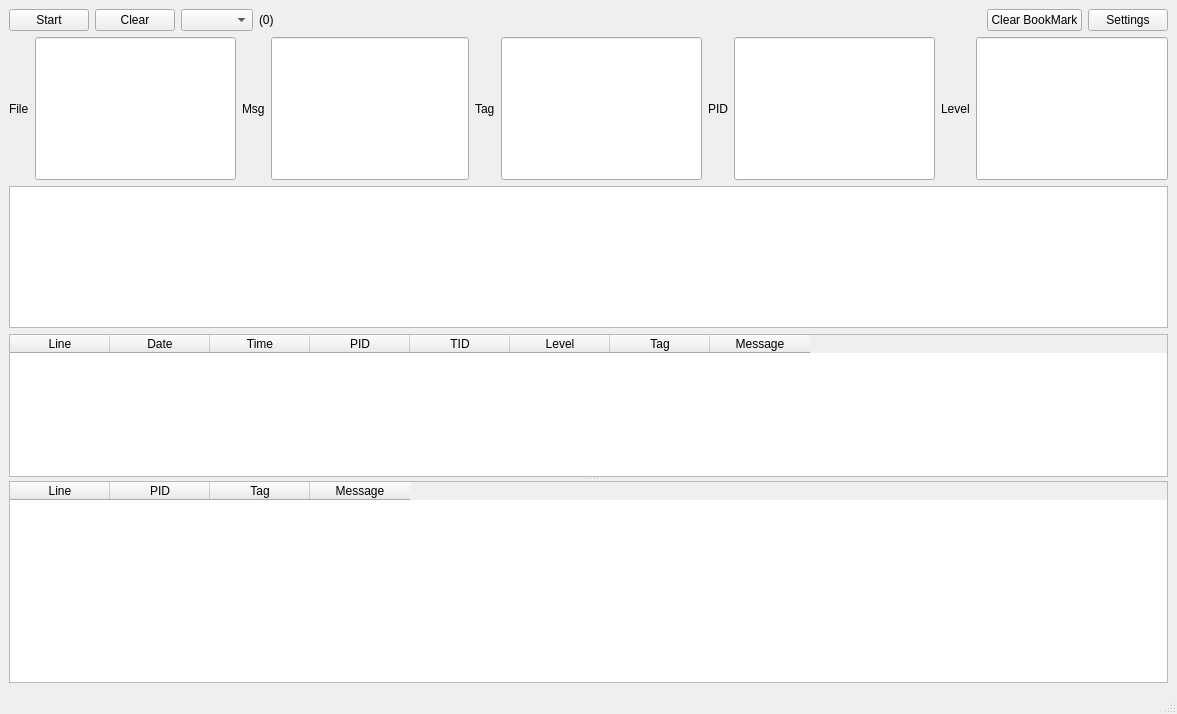
Above: mainwindow.ui from truongnguyen4/tool-log before the change. Below: the same form after it.
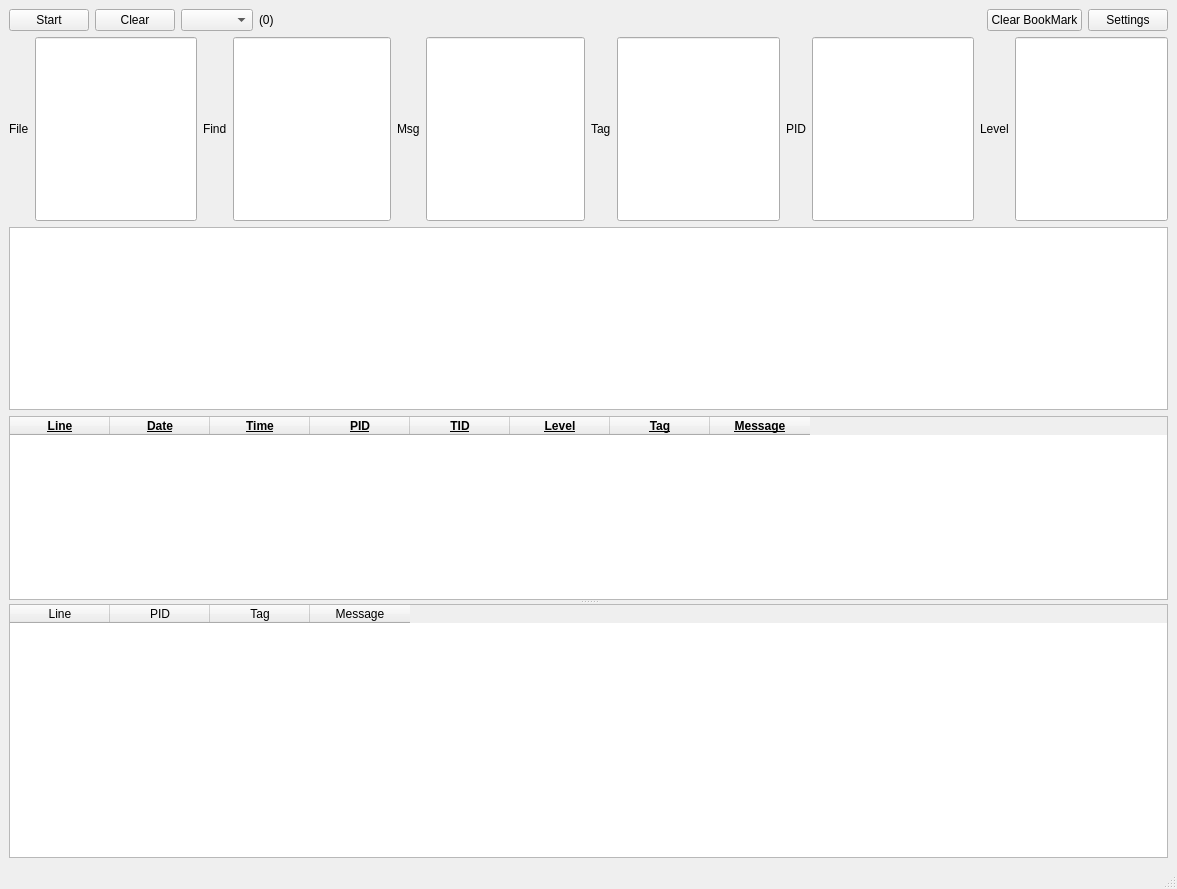
That is the form after the change.

What changed in the file:
```diff
--- a/mainwindow.ui
+++ b/mainwindow.ui
@@ -7,7 +7,7 @@
     <x>0</x>
     <y>0</y>
     <width>1177</width>
-    <height>714</height>
+    <height>889</height>
    </rect>
   </property>
   <property name="windowTitle">
@@ -127,6 +127,36 @@
             </item>
            </layout>
           </item>
+          <item>
+           <layout class="QHBoxLayout" name="horizontalLayout_6">
+            <item>
+             <widget class="QLabel" name="label_6">
+              <property name="focusPolicy">
+               <enum>Qt::FocusPolicy::NoFocus</enum>
+              </property>
+              <property name="text">
+               <string>Find</string>
+              </property>
+             </widget>
+            </item>
+            <item>
+             <widget class="QLineEdit" name="find">
+              <property name="enabled">
+               <bool>true</bool>
+              </property>
+              <property name="sizePolicy">
+               <sizepolicy hsizetype="Expanding" vsizetype="Expanding">
+                <horstretch>0</horstretch>
+                <verstretch>0</verstretch>
+               </sizepolicy>
+              </property>
+              <property name="focusPolicy">
+               <enum>Qt::FocusPolicy::StrongFocus</enum>
+              </property>
+             </widget>
+            </item>
+           </layout>
+          </item>
           <item>
            <layout class="QHBoxLayout" name="horizontalLayout_4">
             <item>
@@ -301,41 +331,90 @@
            <property name="text">
             <string>Line</string>
            </property>
+           <property name="font">
+            <font>
+             <bold>true</bold>
+             <underline>true</underline>
+            </font>
+           </property>
           </column>
           <column>
            <property name="text">
             <string>Date</string>
            </property>
+           <property name="font">
+            <font>
+             <bold>true</bold>
+             <underline>true</underline>
+            </font>
+           </property>
           </column>
           <column>
            <property name="text">
             <string>Time</string>
            </property>
+           <property name="font">
+            <font>
+             <bold>true</bold>
+             <underline>true</underline>
+            </font>
+           </property>
           </column>
           <column>
            <property name="text">
             <string>PID</string>
            </property>
+           <property name="font">
+            <font>
+             <bold>true</bold>
+             <underline>true</underline>
+            </font>
+           </property>
           </column>
           <column>
            <property name="text">
             <string>TID</string>
            </property>
+           <property name="font">
+            <font>
+             <bold>true</bold>
+             <underline>true</underline>
+            </font>
+           </property>
           </column>
           <column>
            <property name="text">
             <string>Level</string>
            </property>
+           <property name="font">
+            <font>
+             <bold>true</bold>
+             <underline>true</underline>
+            </font>
+           </property>
           </column>
           <column>
            <property name="text">
             <string>Tag</string>
            </property>
+           <property name="font">
+            <font>
+             <bold>true</bold>
+             <underline>true</underline>
+             <strikeout>false</strikeout>
+            </font>
+           </property>
           </column>
           <column>
            <property name="text">
             <string>Message</string>
            </property>
+           <property name="font">
+            <font>
+             <bold>true</bold>
+             <underline>true</underline>
+            </font>
+           </property>
           </column>
          </widget>
         </item>
```
Left out of the diff: 8 changed lines with no effect on the pictures.
